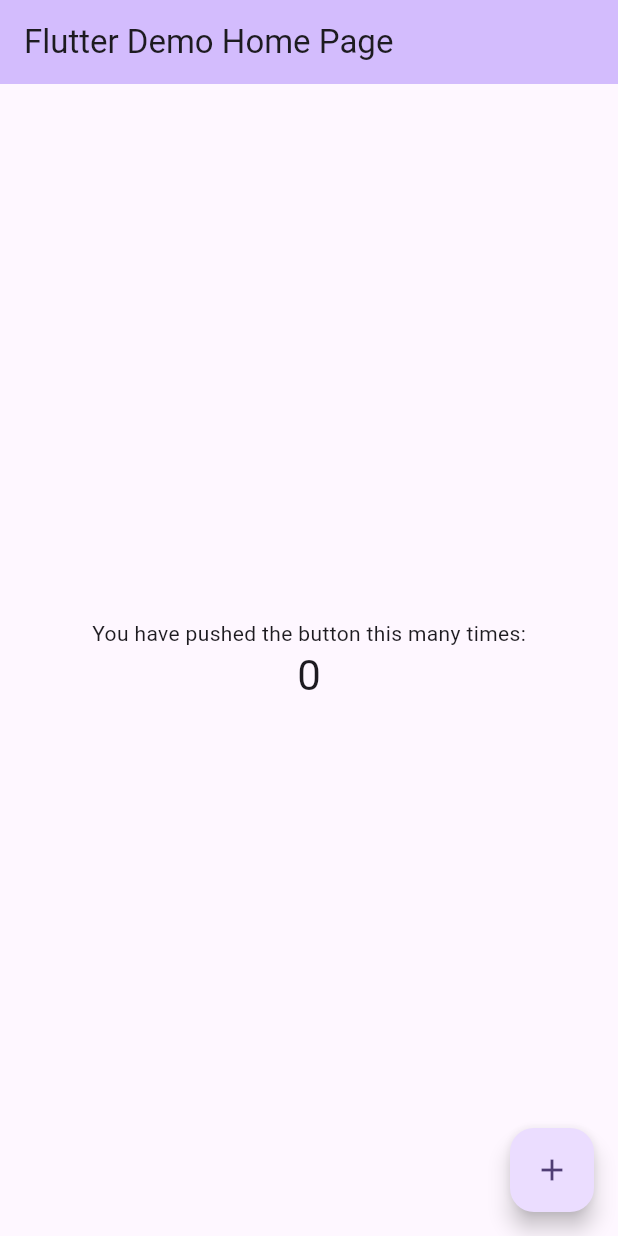
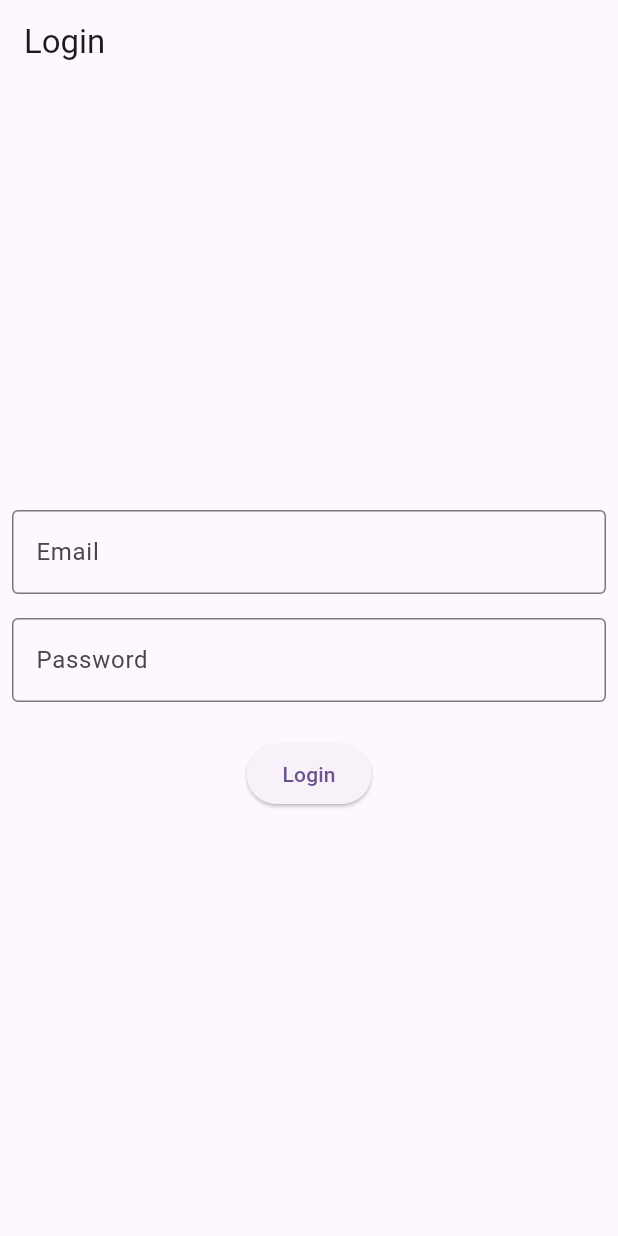
Before and after one commit to ekjacinto/pixel_trade, a Flutter app: the screen it shows after launch, on a phone screen of 412 x 824 dp. Run offline on Flutter 3.47's test engine with Material 3 defaults, Android fonts, the phone set to English and light mode, and no system bars; our stand-ins replace csv.

Commit message:
feat: homepage/intropage setup + display cards

```diff
--- a/lib/main.dart
+++ b/lib/main.dart
@@ -1,4 +1,6 @@
 import 'package:flutter/material.dart';
+import 'package:tcgp_trade/pages/intro_page.dart';
+import 'package:tcgp_trade/pages/home_page.dart';
 
 void main() {
   runApp(const MyApp());
@@ -13,113 +15,13 @@ class MyApp extends StatelessWidget {
     return MaterialApp(
       title: 'Flutter Demo',
       theme: ThemeData(
-        // This is the theme of your application.
-        //
-        // TRY THIS: Try running your application with "flutter run". You'll see
-        // the application has a purple toolbar. Then, without quitting the app,
-        // try changing the seedColor in the colorScheme below to Colors.green
-        // and then invoke "hot reload" (save your changes or press the "hot
-        // reload" button in a Flutter-supported IDE, or press "r" if you used
-        // the command line to start the app).
-        //
-        // Notice that the counter didn't reset back to zero; the application
-        // state is not lost during the reload. To reset the state, use hot
-        // restart instead.
-        //
-        // This works for code too, not just values: Most code changes can be
-        // tested with just a hot reload.
         colorScheme: ColorScheme.fromSeed(seedColor: Colors.deepPurple),
         useMaterial3: true,
       ),
-      home: const MyHomePage(title: 'Flutter Demo Home Page'),
+      home: IntroPage(),
+      routes: {
+        '/home': (context) => HomePage(),
+      },
     );
   }
 }
-
-class MyHomePage extends StatefulWidget {
-  const MyHomePage({super.key, required this.title});
-
-  // This widget is the home page of your application. It is stateful, meaning
-  // that it has a State object (defined below) that contains fields that affect
-  // how it looks.
-
-  // This class is the configuration for the state. It holds the values (in this
-  // case the title) provided by the parent (in this case the App widget) and
-  // used by the build method of the State. Fields in a Widget subclass are
-  // always marked "final".
-
-  final String title;
-
-  @override
-  State<MyHomePage> createState() => _MyHomePageState();
-}
-
-class _MyHomePageState extends State<MyHomePage> {
-  int _counter = 0;
-
-  void _incrementCounter() {
-    setState(() {
-      // This call to setState tells the Flutter framework that something has
-      // changed in this State, which causes it to rerun the build method below
-      // so that the display can reflect the updated values. If we changed
-      // _counter without calling setState(), then the build method would not be
-      // called again, and so nothing would appear to happen.
-      _counter++;
-    });
-  }
-
-  @override
-  Widget build(BuildContext context) {
-    // This method is rerun every time setState is called, for instance as done
-    // by the _incrementCounter method above.
-    //
-    // The Flutter framework has been optimized to make rerunning build methods
-    // fast, so that you can just rebuild anything that needs updating rather
-    // than having to individually change instances of widgets.
-    return Scaffold(
-      appBar: AppBar(
-        // TRY THIS: Try changing the color here to a specific color (to
-        // Colors.amber, perhaps?) and trigger a hot reload to see the AppBar
-        // change color while the other colors stay the same.
-        backgroundColor: Theme.of(context).colorScheme.inversePrimary,
-        // Here we take the value from the MyHomePage object that was created by
-        // the App.build method, and use it to set our appbar title.
-        title: Text(widget.title),
-      ),
-      body: Center(
-        // Center is a layout widget. It takes a single child and positions it
-        // in the middle of the parent.
-        child: Column(
-          // Column is also a layout widget. It takes a list of children and
-          // arranges them vertically. By default, it sizes itself to fit its
-          // children horizontally, and tries to be as tall as its parent.
-          //
-          // Column has various properties to control how it sizes itself and
-          // how it positions its children. Here we use mainAxisAlignment to
-          // center the children vertically; the main axis here is the vertical
-          // axis because Columns are vertical (the cross axis would be
-          // horizontal).
-          //
-          // TRY THIS: Invoke "debug painting" (choose the "Toggle Debug Paint"
-          // action in the IDE, or press "p" in the console), to see the
-          // wireframe for each widget.
-          mainAxisAlignment: MainAxisAlignment.center,
-          children: <Widget>[
-            const Text(
-              'You have pushed the button this many times:',
-            ),
-            Text(
-              '$_counter',
-              style: Theme.of(context).textTheme.headlineMedium,
-            ),
-          ],
-        ),
-      ),
-      floatingActionButton: FloatingActionButton(
-        onPressed: _incrementCounter,
-        tooltip: 'Increment',
-        child: const Icon(Icons.add),
-      ), // This trailing comma makes auto-formatting nicer for build methods.
-    );
-  }
-}
--- /dev/null
+++ b/lib/pages/intro_page.dart
@@ -0,0 +1,86 @@
+import 'package:flutter/material.dart';
+
+class IntroPage extends StatelessWidget {
+  IntroPage({ super.key });
+
+  final _formKey = GlobalKey<FormState>();
+  TextEditingController emailController = TextEditingController();
+  TextEditingController passwordController = TextEditingController();
+
+  void _login(BuildContext context) {
+    if (_formKey.currentState!.validate()) {
+      String email = emailController.text;
+      String password = passwordController.text;
+
+      // TODO: replace with authentication logic
+      if (email == "test@example.com" && password == "password") {
+        ScaffoldMessenger.of(context).showSnackBar(
+          const SnackBar(content: Text("Login Successful!")),
+        );
+        Navigator.pushReplacementNamed(context, "/home");
+      } else {
+        ScaffoldMessenger.of(context).showSnackBar(
+          const SnackBar(content: Text("Invalid credentials")),
+        );
+      }
+    }
+  }
+
+  @override
+  Widget build(BuildContext context) {
+    return Scaffold(
+      appBar: AppBar(title: const Text("Login")),
+      body: Form(
+        key: _formKey,
+        child: Padding(
+          padding: const EdgeInsets.symmetric(horizontal: 8, vertical: 16),
+          child: Column(
+            mainAxisAlignment: MainAxisAlignment.center,
+            crossAxisAlignment: CrossAxisAlignment.center,
+            children: [
+              TextFormField(
+                controller: emailController,
+                decoration: const InputDecoration(
+                  border: OutlineInputBorder(),
+                  labelText: "Email",
+                ),
+                validator: (value) {
+                  if (value == null || value.isEmpty) {
+                    return "Please enter your email";
+                  }
+                  if (!RegExp(r'^[^@]+@[^@]+\.[^@]+').hasMatch(value)) {
+                    return "Enter a valid email";
+                  }
+                  return null;
+                },
+              ),
+              const SizedBox(height: 16),
+              TextFormField(
+                controller: passwordController,
+                obscureText: true,
+                decoration: const InputDecoration(
+                  border: OutlineInputBorder(),
+                  labelText: "Password"
+                ),
+                validator: (value) {
+                  if (value == null || value.isEmpty) {
+                    return "Please enter your password";
+                  }
+                  if (value.length < 6) {
+                    return "Password must be at least 6 characters";
+                  }
+                  return null;
+                }
+              ),
+              const SizedBox(height: 24),
+              ElevatedButton(
+                  onPressed: () => _login(context),
+                  child: const Text("Login"),
+              )
+            ]
+          )
+        )
+      )
+    );
+  }
+}
--- a/pubspec.yaml
+++ b/pubspec.yaml
@@ -34,6 +34,7 @@ dependencies:
   # The following adds the Cupertino Icons font to your application.
   # Use with the CupertinoIcons class for iOS style icons.
   cupertino_icons: ^1.0.8
+  csv: ^6.0.0
 
 dev_dependencies:
   flutter_test:
@@ -51,6 +52,8 @@ dev_dependencies:
 
 # The following section is specific to Flutter packages.
 flutter:
+  assets:
+    - assets/
 
   # The following line ensures that the Material Icons font is
   # included with your application, so that you can use the icons in
```
Also changed, not shown: assets/cards.csv (added, +7 -0 lines), lib/pages/home_page.dart (added, +285 -0 lines), pubspec.lock.
